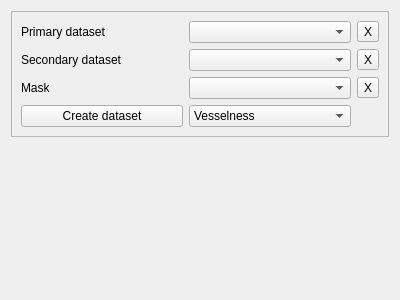
Qt form Applications/Viewer/ExtendedViewerControls.ui (JanKolomaznik/MedV4D) before a commit.
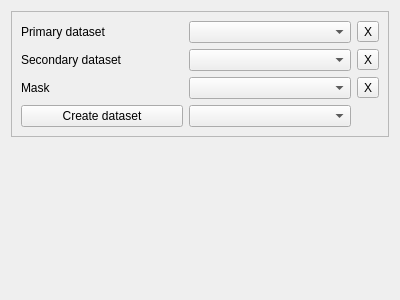
The same form after that commit. Custom widgets are drawn as their Qt base class.

The edit to the form file:
```diff
--- a/Applications/Viewer/ExtendedViewerControls.ui
+++ b/Applications/Viewer/ExtendedViewerControls.ui
@@ -79,11 +79,6 @@
         <property name="layoutDirection">
          <enum>Qt::LeftToRight</enum>
         </property>
-        <item>
-         <property name="text">
-          <string>Vesselness</string>
-         </property>
-        </item>
        </widget>
       </item>
       <item row="5" column="0">
```
